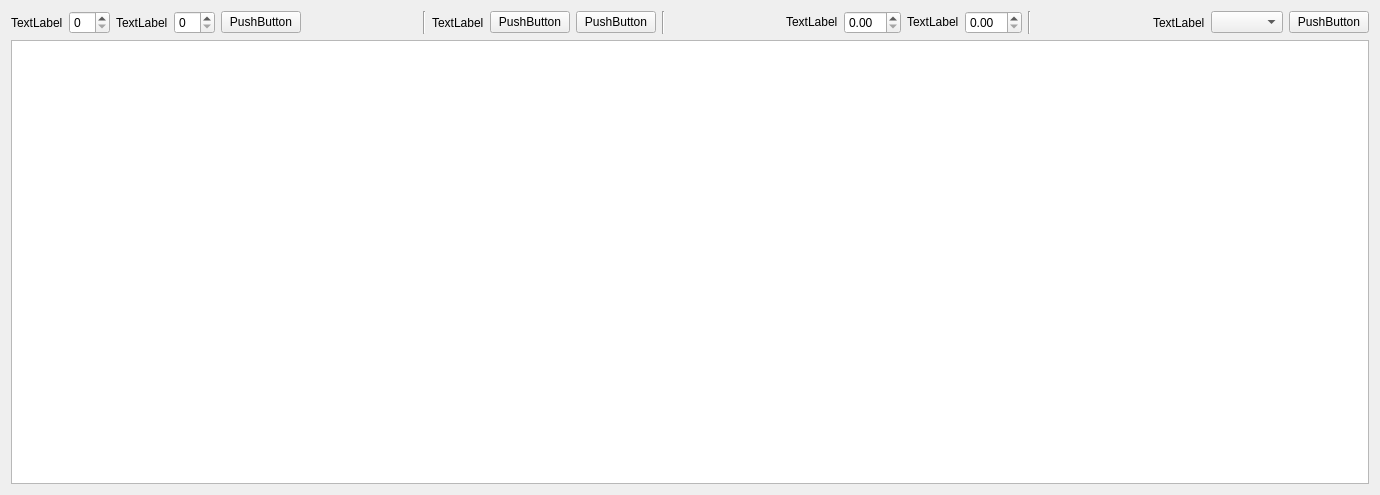
Before: the Qt Designer form MainWindow.ui in konserw/jobshop, drawn with Qt 5.
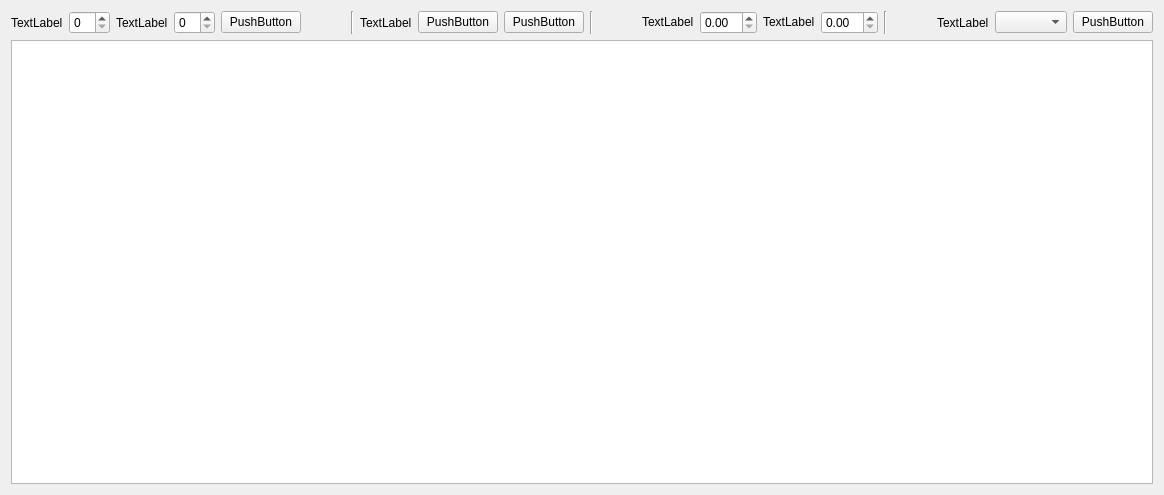
After: the same form once the commit is applied.

Commit message: maxymalizacja okna - przełącznik

The edit to the form file:
```diff
--- a/MainWindow.ui
+++ b/MainWindow.ui
@@ -6,7 +6,7 @@
    <rect>
     <x>0</x>
     <y>0</y>
-    <width>1380</width>
+    <width>1164</width>
     <height>495</height>
    </rect>
   </property>
```
The commit also changes 1 other file.
